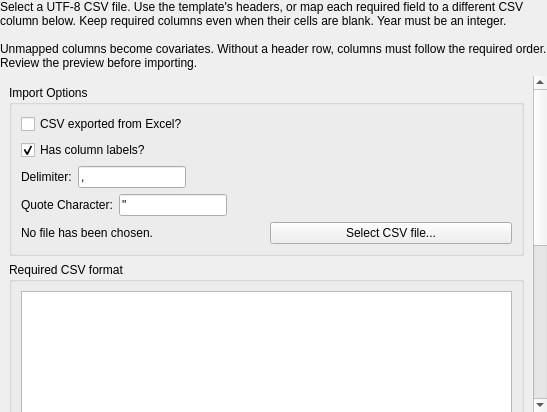
First picture: the form in src/rc_metastudio/forms/csv_import_page.ui, repository AliSalman-et-al/rc-metastudio, before the edit.
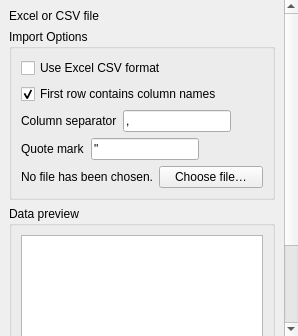
Second picture: the form after the edit. Icons and pictures are not drawn.

Commit message: RC MetaStudio 0.5.1: corrected statistics, sheets, RevMan and Excel import, manuscript export (#539)

```diff
--- a/src/rc_metastudio/forms/csv_import_page.ui
+++ b/src/rc_metastudio/forms/csv_import_page.ui
@@ -14,25 +14,13 @@
    <string>WizardPage</string>
   </property>
   <property name="title">
-   <string>Choose CSV File</string>
+   <string>Import data</string>
   </property>
   <layout class="QVBoxLayout" name="workflowPageLayout">
    <property name="leftMargin"><number>0</number></property>
    <property name="topMargin"><number>0</number></property>
    <property name="rightMargin"><number>0</number></property>
    <property name="bottomMargin"><number>0</number></property>
-   <item>
-        <widget class="QLabel" name="instructions">
-     <property name="text">
-      <string>Select a UTF-8 CSV file. Use the template's headers, or map each required field to a different CSV column below. Keep required columns even when their cells are blank. Year must be an integer.
-
-Unmapped columns become covariates. Without a header row, columns must follow the required order. Review the preview before importing.</string>
-     </property>
-     <property name="wordWrap">
-      <bool>true</bool>
-     </property>
-    </widget>
-   </item>
    <item>
     <widget class="QScrollArea" name="pageScrollArea">
      <property name="focusPolicy"><enum>Qt::NoFocus</enum></property>
@@ -42,6 +30,16 @@
       <property name="sizePolicy"><sizepolicy hsizetype="Ignored" vsizetype="Preferred"><horstretch>0</horstretch><verstretch>0</verstretch></sizepolicy></property>
       <layout class="QVBoxLayout" name="verticalLayout_2">
        
+   <item>
+        <widget class="QLabel" name="instructions">
+     <property name="text">
+      <string>Excel or CSV file</string>
+     </property>
+     <property name="wordWrap">
+      <bool>true</bool>
+     </property>
+    </widget>
+   </item>
    <item>
     <widget class="QGroupBox" name="groupBox">
      <property name="sizePolicy">
@@ -57,14 +55,14 @@
       <item>
        <widget class="QCheckBox" name="from_excel_chkbx">
         <property name="text">
-         <string>CSV exported from Excel?</string>
+         <string>Use Excel CSV format</string>
         </property>
        </widget>
       </item>
       <item>
        <widget class="QCheckBox" name="has_headers_chkbx">
         <property name="text">
-         <string>Has column labels?</string>
+         <string>First row contains column names</string>
         </property>
         <property name="checked">
          <bool>true</bool>
@@ -76,7 +74,7 @@
         <item>
          <widget class="QLabel" name="delimiter_label">
           <property name="text">
-           <string>Delimiter:</string>
+           <string>Column separator</string>
           </property>
           <property name="buddy">
            <cstring>delimter_le</cstring>
@@ -117,7 +115,7 @@
         <item>
          <widget class="QLabel" name="label_2">
           <property name="text">
-           <string>Quote Character:</string>
+           <string>Quote mark</string>
           </property>
           <property name="buddy">
            <cstring>quotechar_le</cstring>
@@ -169,7 +167,7 @@
         <item>
          <widget class="QPushButton" name="select_file_btn">
           <property name="text">
-           <string>Select CSV file...</string>
+           <string>Choose file…</string>
           </property>
           <property name="icon">
            <iconset resource="../images/icons.qrc">
@@ -182,29 +180,10 @@
      </layout>
     </widget>
    </item>
-   <item>
-    <widget class="QGroupBox" name="groupBox_2">
-     <property name="title">
-      <string>Required CSV format</string>
-     </property>
-     <layout class="QHBoxLayout" name="horizontalLayout_4">
-      <item>
-       <widget class="QTableWidget" name="required_fmt_table">
-        <property name="sizePolicy">
-         <sizepolicy hsizetype="Minimum" vsizetype="MinimumExpanding">
-          <horstretch>0</horstretch>
-          <verstretch>0</verstretch>
-         </sizepolicy>
-        </property>
-       </widget>
-      </item>
-     </layout>
-    </widget>
-   </item>
    <item>
     <widget class="QGroupBox" name="preview_grp_box">
      <property name="title">
-      <string>Preview of imported data</string>
+      <string>Data preview</string>
      </property>
      <layout class="QHBoxLayout" name="horizontalLayout_5">
       <item>
```
Left out of the diff: 7 changed lines with no effect on the pictures. The commit also changes 362 other files.
